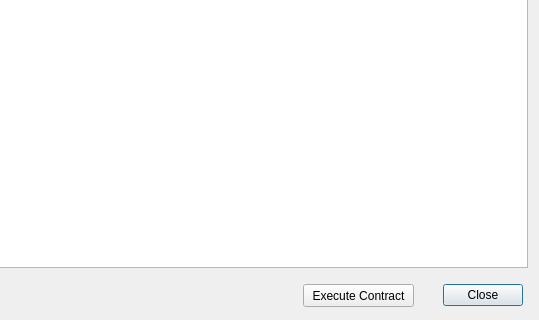
First picture: the form in src/qt/forms/transactiondescdialog.ui, repository gridcoin-community/Gridcoin-Research, before the edit; both pictures show x 228 to 767 and y 82 to 402 of the 767 by 402 pixel window.
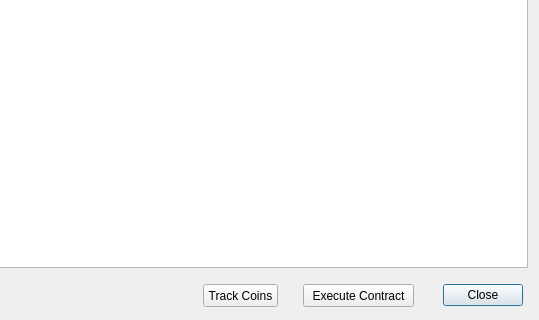
Second picture: the form after the edit. Icons and pictures are not drawn.

Diff of the .ui file:
```diff
--- a/src/qt/forms/transactiondescdialog.ui
+++ b/src/qt/forms/transactiondescdialog.ui
@@ -88,6 +88,19 @@
        <string>Execute Contract</string>
       </property>
      </widget>
+     <widget class="QPushButton" name="btnTrack">
+      <property name="geometry">
+       <rect>
+        <x>420</x>
+        <y>10</y>
+        <width>75</width>
+        <height>23</height>
+       </rect>
+      </property>
+      <property name="text">
+       <string>Track Coins</string>
+      </property>
+     </widget>
     </widget>
    </item>
   </layout>
```
